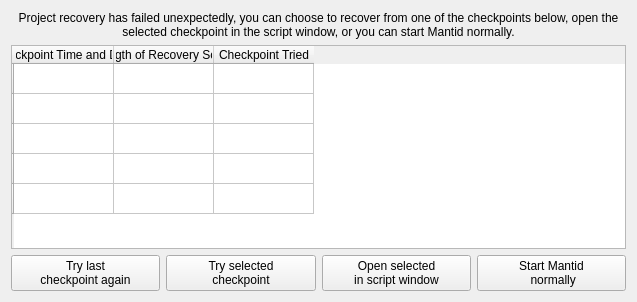
Before: the Qt Designer form MantidPlot/src/ProjectRecoveryGUIs/RecoveryFailure.ui in mantidproject/mantid, drawn with Qt 5.
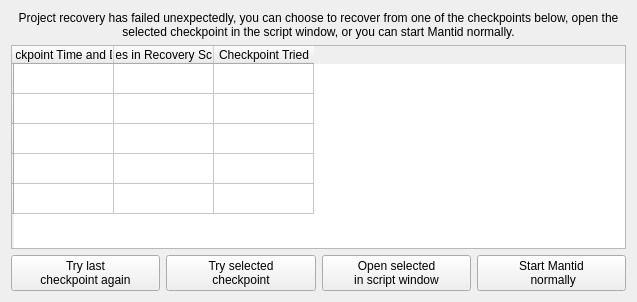
After: the same form once the commit is applied.

Diff of the .ui file:
```diff
--- a/MantidPlot/src/ProjectRecoveryGUIs/RecoveryFailure.ui
+++ b/MantidPlot/src/ProjectRecoveryGUIs/RecoveryFailure.ui
@@ -69,7 +69,7 @@
        </column>
        <column>
         <property name="text">
-         <string>Length of Recovery Script</string>
+         <string>Lines in Recovery Script</string>
         </property>
        </column>
        <column>
```
